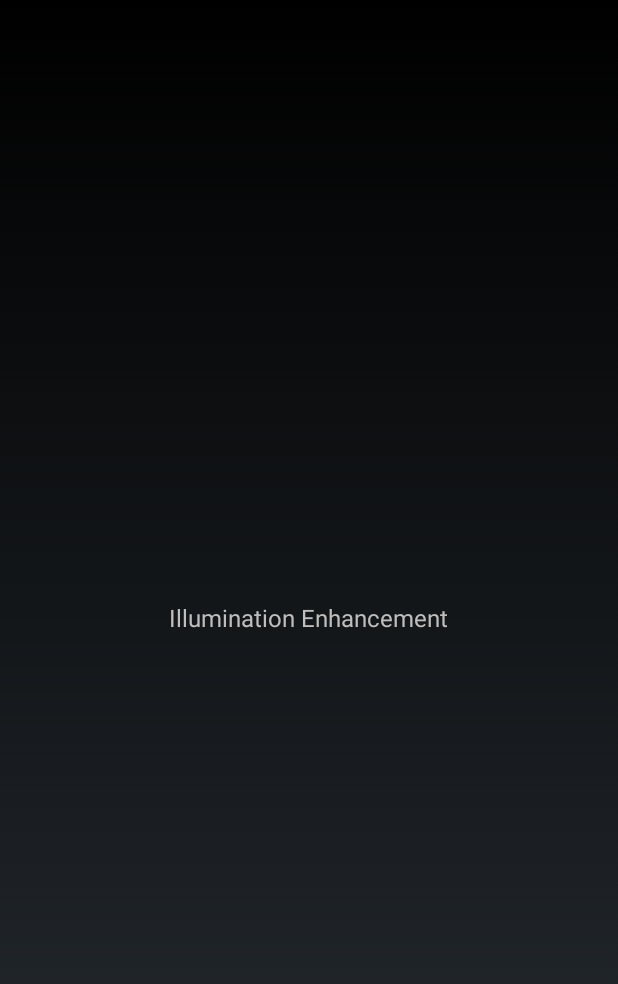
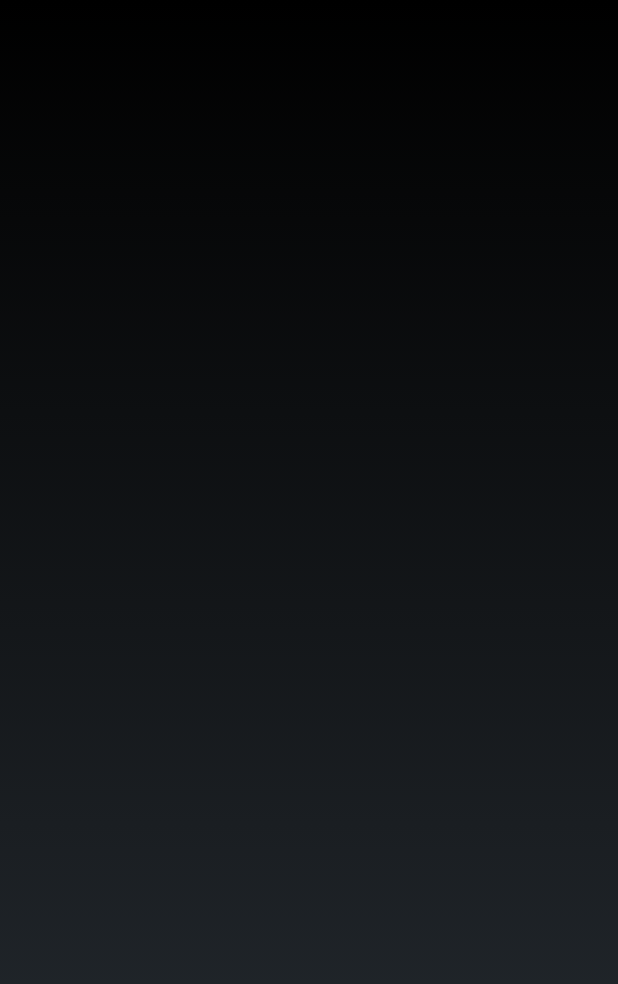
Before and after one commit to myloginistaken/MobDIP, an Android app: the fragment Ch2 shown on its own in the app's theme, on a phone screen of 412 x 824 dp. Shown: the top 984 px of the screen. Run offline under Robolectric (Android 15) with nearby library versions, the phone set to English and light mode, and no system bars; 9 statements that could not run were skipped.

```diff
--- a/app/src/main/java/com/dip/mob/mobdip/Ch3.java
+++ b/app/src/main/java/com/dip/mob/mobdip/Ch3.java
@@ -28,7 +28,7 @@ public class Ch3 extends Fragment {
         bundle = getArguments();
         menuID = bundle.getInt("childPosition");
         title = (TextView) getActivity().findViewById(R.id.textView);
-        title.setText(getResources().getStringArray(R.array.nav_drawer_kids1)[menuID]);
+        //title.setText(getResources().getStringArray(R.array.nav_drawer_kids1)[menuID]);
         title = (TextView) getActivity().findViewById(R.id.textView2);
         title.setText("");
 
--- a/app/src/main/res/layout/fragment_ch2.xml
+++ b/app/src/main/res/layout/fragment_ch2.xml
@@ -3,17 +3,8 @@
     android:layout_width="match_parent"
     android:layout_height="match_parent">
 
-    <TextView
-        android:id="@+id/txtLabel"
-        android:layout_width="wrap_content"
-        android:layout_height="wrap_content"
-        android:layout_centerInParent="true"
-        android:textSize="16dp"
-        android:text="Illumination Enhancement"/>
-
     <ImageView android:layout_width="wrap_content"
         android:layout_height="wrap_content"
-        android:layout_below="@id/txtLabel"
         android:layout_centerHorizontal="true"
         android:layout_marginTop="10dp"/>
 
--- a/app/src/main/res/layout/fragment_ch3.xml
+++ b/app/src/main/res/layout/fragment_ch3.xml
@@ -9,7 +9,7 @@
         android:layout_height="wrap_content"
         android:layout_centerInParent="true"
         android:textSize="16dp"
-        android:text="The Third One"/>
+        android:text="To be developed"/>
 
     <ImageView android:layout_width="wrap_content"
         android:layout_height="wrap_content"
--- a/app/src/main/res/values/strings.xml
+++ b/app/src/main/res/values/strings.xml
@@ -15,7 +15,7 @@
     <string-array name="nav_drawer_groups">
         <item>Zooming and Quantization</item>
         <item>Illumination Enhancement</item>
-        <item>The Third One</item>
+        <item>To be developed</item>
     </string-array>
 
     <string-array name="nav_drawer_kids1">
@@ -31,13 +31,12 @@
         <item>Exponential</item>
         <item>Logarithmic</item>
         <item>Histogram Equalization</item>
-        <item>Singular Value Equalization</item>
     </string-array>
 
     <string-array name="nav_drawer_kids3">
-        <item>Do</item>
-        <item>Hast</item>
-        <item>Mich</item>
+        <item>To</item>
+        <item>be</item>
+        <item>developed</item>
     </string-array>
 
     <string name="ok">OK</string>
```
Also changed, not shown: app/src/main/java/com/dip/mob/mobdip/Ch1.java (+25 -20 lines), app/src/main/java/com/dip/mob/mobdip/Ch2.java (+23 -21 lines), app/src/main/res/layout/fragment_ch1.xml (+0 -10 lines), 9 other files.
